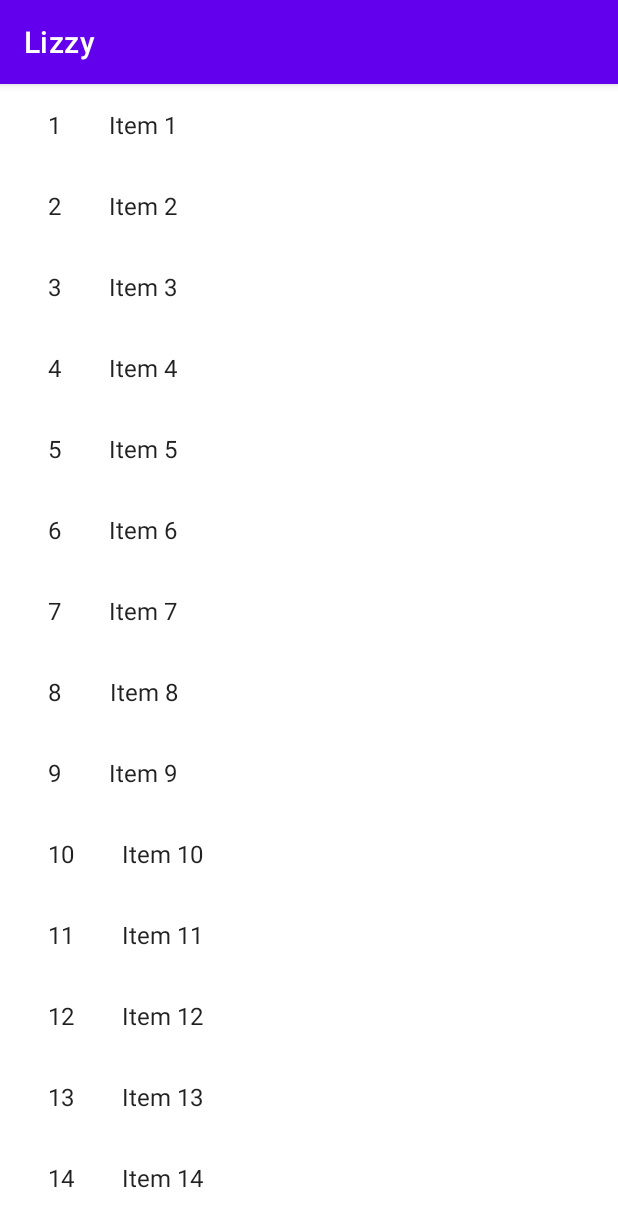
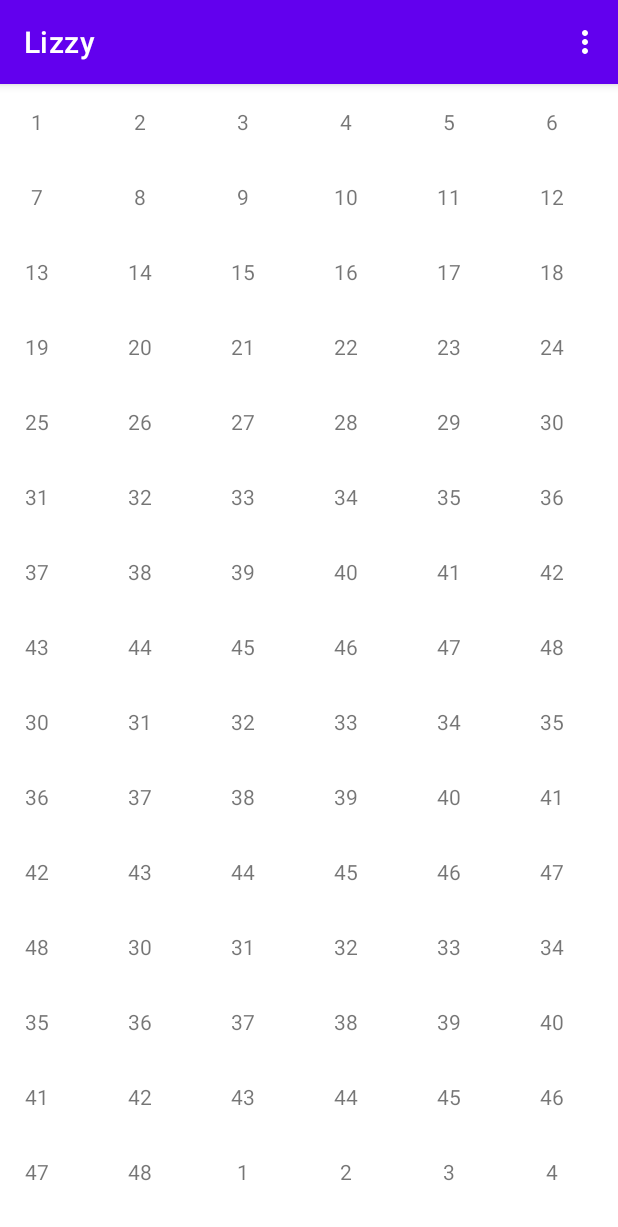
Before and after one commit to shibha/Lizzy, an Android app: the screen it shows after launch (StartActivity before the commit, MainActivity after it), on a phone screen of 412 x 824 dp. Shown: the top 1227 px of the screen. Run offline under Robolectric (Android 15) with nearby library versions, the phone set to English and light mode, and no system bars.

Commit message:
adding code

```diff
--- a/app/build.gradle
+++ b/app/build.gradle
@@ -8,7 +8,7 @@ android {
 
     defaultConfig {
         applicationId "com.lizzy"
-        minSdk 24
+        minSdk 33
         targetSdk 34
         versionCode 1
         versionName "1.0"
@@ -41,4 +41,7 @@ dependencies {
     testImplementation 'junit:junit:4.13.2'
     androidTestImplementation 'androidx.test.ext:junit:1.1.5'
     androidTestImplementation 'androidx.test.espresso:espresso-core:3.5.1'
+    implementation 'androidx.constraintlayout:constraintlayout:2.0.4'
+    // To use constraintlayout in compose
+
 }
--- a/app/src/main/AndroidManifest.xml
+++ b/app/src/main/AndroidManifest.xml
@@ -12,7 +12,7 @@
         android:supportsRtl="true"
         android:theme="@style/Theme.Lizzy"
         tools:targetApi="31" >
-    <activity android:name="com.lizzy.StartActivity"
+    <activity android:name="com.lizzy.MainActivity"
         android:exported="true">
         <intent-filter>
             <action android:name="android.intent.action.MAIN" />
--- a/app/src/main/java/com/lizzy/ItemFragment.java
+++ /dev/null
@@ -1,71 +0,0 @@
-package com.lizzy;
-
-import android.content.Context;
-import android.os.Bundle;
-
-import androidx.fragment.app.Fragment;
-import androidx.recyclerview.widget.GridLayoutManager;
-import androidx.recyclerview.widget.LinearLayoutManager;
-import androidx.recyclerview.widget.RecyclerView;
-
-import android.view.LayoutInflater;
-import android.view.View;
-import android.view.ViewGroup;
-
-import com.lizzy.placeholder.PlaceholderContent;
-
-/**
- * A fragment representing a list of Items.
- */
-public class ItemFragment extends Fragment {
-
-    // TODO: Customize parameter argument names
-    private static final String ARG_COLUMN_COUNT = "column-count";
-    // TODO: Customize parameters
-    private int mColumnCount = 1;
-
-    /**
-     * Mandatory empty constructor for the fragment manager to instantiate the
-     * fragment (e.g. upon screen orientation changes).
-     */
-    public ItemFragment() {
-    }
-
-    // TODO: Customize parameter initialization
-    @SuppressWarnings("unused")
-    public static ItemFragment newInstance(int columnCount) {
-        ItemFragment fragment = new ItemFragment();
-        Bundle args = new Bundle();
-        args.putInt(ARG_COLUMN_COUNT, columnCount);
-        fragment.setArguments(args);
-        return fragment;
-    }
-
-    @Override
-    public void onCreate(Bundle savedInstanceState) {
-        super.onCreate(savedInstanceState);
-
-        if (getArguments() != null) {
-            mColumnCount = getArguments().getInt(ARG_COLUMN_COUNT);
-        }
-    }
-
-    @Override
-    public View onCreateView(LayoutInflater inflater, ViewGroup container,
-                             Bundle savedInstanceState) {
-        View view = inflater.inflate(R.layout.fragment_item_list, container, false);
-
-        // Set the adapter
-        if (view instanceof RecyclerView) {
-            Context context = view.getContext();
-            RecyclerView recyclerView = (RecyclerView) view;
-            if (mColumnCount <= 1) {
-                recyclerView.setLayoutManager(new LinearLayoutManager(context));
-            } else {
-                recyclerView.setLayoutManager(new GridLayoutManager(context, mColumnCount));
-            }
-            recyclerView.setAdapter(new MyItemRecyclerViewAdapter(PlaceholderContent.ITEMS));
-        }
-        return view;
-    }
-}
--- /dev/null
+++ b/app/src/main/java/com/lizzy/MainActivity.java
@@ -0,0 +1,69 @@
+package com.lizzy;
+import android.os.Bundle;
+import android.view.Menu;
+import android.view.MenuItem;
+import android.view.View;
+
+import androidx.appcompat.app.AppCompatActivity;
+import androidx.recyclerview.widget.RecyclerView;
+
+public class MainActivity extends AppCompatActivity implements MyRecyclerViewAdapter.ItemClickListener {
+
+
+    public static final String TAG = "MainActivity";
+
+    MyRecyclerViewAdapter adapter;
+
+    @Override
+    protected void onCreate(Bundle savedInstanceState) {
+        super.onCreate(savedInstanceState);
+        setContentView(R.layout.activity_main);
+
+        if (savedInstanceState == null) {
+            String[] data = {"1", "2", "3", "4", "5", "6", "7", "8", "9", "10", "11", "12", "13", "14", "15", "16", "17", "18", "19", "20", "21", "22", "23", "24", "25", "26", "27", "28", "29", "30", "31", "32", "33", "34", "35", "36", "37", "38", "39", "40", "41", "42", "43", "44", "45", "46", "47", "48"
+                    ,"30", "31", "32", "33", "34", "35", "36", "37", "38", "39", "40", "41", "42", "43", "44", "45", "46", "47", "48",
+                    "30", "31", "32", "33", "34", "35", "36", "37", "38", "39", "40", "41", "42", "43", "44", "45", "46", "47", "48",
+                    "1", "2", "3", "4", "5", "6", "7", "8", "9", "10", "11", "12", "13", "14", "15", "16", "17", "18", "19", "20", "21", "22", "23", "24", "25", "26", "27", "28", "29", "30", "31", "32", "33", "34", "35", "36", "37", "38", "39", "40", "41", "42", "43", "44", "45", "46", "47", "48"
+                    ,"30", "31", "32", "33", "34", "35", "36", "37", "38", "39", "40", "41", "42", "43", "44", "45", "46", "47", "48",
+                    "30", "31", "32", "33", "34", "35", "36", "37", "38", "39", "40", "41", "42", "43", "44", "45", "46", "47", "48"};
+            RecyclerView recyclerView = findViewById(R.id.rvNumbers);
+
+            int numberOfColumns = 6;
+            androidx.recyclerview.widget.GridLayoutManager gridLayout = new androidx.recyclerview.widget.GridLayoutManager(this, numberOfColumns);
+
+            recyclerView.setLayoutManager(gridLayout);
+            adapter = new MyRecyclerViewAdapter(data);
+            adapter.setClickListener(this);
+            recyclerView.setAdapter(adapter);
+//            transaction.commit();
+        }
+    }
+
+    @Override
+    public boolean onCreateOptionsMenu(Menu menu) {
+        getMenuInflater().inflate(R.menu.main, menu);
+        return true;
+    }
+
+    @Override
+    public boolean onPrepareOptionsMenu(Menu menu) {
+
+        return super.onPrepareOptionsMenu(menu);
+    }
+
+    @Override
+    public boolean onOptionsItemSelected(MenuItem item) {
+
+        return super.onOptionsItemSelected(item);
+    }
+
+    @Override
+    public void onItemClick(View view, int position) {
+
+    }
+
+    @Override
+    public void onPointerCaptureChanged(boolean hasCapture) {
+        super.onPointerCaptureChanged(hasCapture);
+    }
+}
--- a/app/src/main/java/com/lizzy/MyItemRecyclerViewAdapter.java
+++ /dev/null
@@ -1,62 +0,0 @@
-package com.lizzy;
-
-import androidx.recyclerview.widget.RecyclerView;
-
-import android.view.LayoutInflater;
-import android.view.View;
-import android.view.ViewGroup;
-import android.widget.TextView;
-
-import com.lizzy.placeholder.PlaceholderContent.PlaceholderItem;
-import com.lizzy.databinding.FragmentItemBinding;
-
-import java.util.List;
-
-/**
- * {@link RecyclerView.Adapter} that can display a {@link PlaceholderItem}.
- * TODO: Replace the implementation with code for your data type.
- */
-public class MyItemRecyclerViewAdapter extends RecyclerView.Adapter<MyItemRecyclerViewAdapter.ViewHolder> {
-
-    private final List<PlaceholderItem> mValues;
-
-    public MyItemRecyclerViewAdapter(List<PlaceholderItem> items) {
-        mValues = items;
-    }
-
-    @Override
-    public ViewHolder onCreateViewHolder(ViewGroup parent, int viewType) {
-
-        return new ViewHolder(FragmentItemBinding.inflate(LayoutInflater.from(parent.getContext()), parent, false));
-
-    }
-
-    @Override
-    public void onBindViewHolder(final ViewHolder holder, int position) {
-        holder.mItem = mValues.get(position);
-        holder.mIdView.setText(mValues.get(position).id);
-        holder.mContentView.setText(mValues.get(position).content);
-    }
-
-    @Override
-    public int getItemCount() {
-        return mValues.size();
-    }
-
-    public class ViewHolder extends RecyclerView.ViewHolder {
-        public final TextView mIdView;
-        public final TextView mContentView;
-        public PlaceholderItem mItem;
-
-        public ViewHolder(FragmentItemBinding binding) {
-            super(binding.getRoot());
-            mIdView = binding.itemNumber;
-            mContentView = binding.content;
-        }
-
-        @Override
-        public String toString() {
-            return super.toString() + " '" + mContentView.getText() + "'";
-        }
-    }
-}
--- /dev/null
+++ b/app/src/main/java/com/lizzy/MyRecyclerViewAdapter.java
@@ -0,0 +1,76 @@
+package com.lizzy;
+
+import android.content.Context;
+import android.view.LayoutInflater;
+import android.view.View;
+import android.view.ViewGroup;
+import android.widget.TextView;
+
+import androidx.annotation.NonNull;
+import androidx.recyclerview.widget.RecyclerView;
+
+public class MyRecyclerViewAdapter extends RecyclerView.Adapter<MyRecyclerViewAdapter.ViewHolder> {
+
+    private String[] mData;
+    private LayoutInflater mInflater;
+    private ItemClickListener mClickListener;
+
+    // data is passed into the constructor
+    MyRecyclerViewAdapter(String[] data) {
+        this.mData = data;
+    }
+
+    // inflates the cell layout from xml when needed
+    @Override
+    @NonNull
+    public ViewHolder onCreateViewHolder(@NonNull ViewGroup parent, int viewType) {
+        View view = LayoutInflater.from(parent.getContext())
+                .inflate(R.layout.recyclerview_item, parent, false);
+
+        return new ViewHolder(view);
+    }
+
+    // binds the data to the TextView in each cell
+    @Override
+    public void onBindViewHolder(@NonNull ViewHolder holder, int position) {
+        holder.myTextView.setText(mData[position]);
+    }
+
+    // total number of cells
+    @Override
+    public int getItemCount() {
+        return mData.length;
+    }
+
+
+    // stores and recycles views as they are scrolled off screen
+    public class ViewHolder extends RecyclerView.ViewHolder implements View.OnClickListener {
+        TextView myTextView;
+
+        ViewHolder(View itemView) {
+            super(itemView);
+            myTextView = itemView.findViewById(R.id.info_text);
+            itemView.setOnClickListener(this);
+        }
+
+        @Override
+        public void onClick(View view) {
+            if (mClickListener != null) mClickListener.onItemClick(view, getAdapterPosition());
+        }
+    }
+
+    // convenience method for getting data at click position
+    String getItem(int id) {
+        return mData[id];
+    }
+
+    // allows clicks events to be caught
+    void setClickListener(ItemClickListener itemClickListener) {
+        this.mClickListener = itemClickListener;
+    }
+
+    // parent activity will implement this method to respond to click events
+    public interface ItemClickListener {
+        void onItemClick(View view, int position);
+    }
+}
--- a/app/src/main/java/com/lizzy/StartActivity.java
+++ /dev/null
@@ -1,21 +0,0 @@
-package com.lizzy;
-
-import android.os.Bundle;
-
-import androidx.appcompat.app.AppCompatActivity;
-
-public class StartActivity extends AppCompatActivity {
-    public StartActivity() {
-        super(R.layout.start_activity);
-    }
-    @Override
-    protected void onCreate(Bundle savedInstanceState) {
-        super.onCreate(savedInstanceState);
-        if (savedInstanceState == null) {
-            getSupportFragmentManager().beginTransaction()
-                    .setReorderingAllowed(true)
-                    .add(R.id.fragment_container_view, ItemFragment.class, null)
-                    .commit();
-        }
-    }
-}
--- a/app/src/main/java/com/lizzy/placeholder/PlaceholderContent.java
+++ /dev/null
@@ -1,72 +0,0 @@
-package com.lizzy.placeholder;
-
-import java.util.ArrayList;
-import java.util.HashMap;
-import java.util.List;
-import java.util.Map;
-
-/**
- * Helper class for providing sample content for user interfaces created by
- * Android template wizards.
- * <p>
- * TODO: Replace all uses of this class before publishing your app.
- */
-public class PlaceholderContent {
-
-    /**
-     * An array of sample (placeholder) items.
-     */
-    public static final List<PlaceholderItem> ITEMS = new ArrayList<PlaceholderItem>();
-
-    /**
-     * A map of sample (placeholder) items, by ID.
-     */
-    public static final Map<String, PlaceholderItem> ITEM_MAP = new HashMap<String, PlaceholderItem>();
-
-    private static final int COUNT = 25;
-
-    static {
-        // Add some sample items.
-        for (int i = 1; i <= COUNT; i++) {
-            addItem(createPlaceholderItem(i));
-        }
-    }
-
-    private static void addItem(PlaceholderItem item) {
-        ITEMS.add(item);
-        ITEM_MAP.put(item.id, item);
-    }
-
-    private static PlaceholderItem createPlaceholderItem(int position) {
-        return new PlaceholderItem(String.valueOf(position), "Item " + position, makeDetails(position));
-    }
-
-    private static String makeDetails(int position) {
-        StringBuilder builder = new StringBuilder();
-        builder.append("Details about Item: ").append(position);
-        for (int i = 0; i < position; i++) {
-            builder.append("\nMore details information here.");
-        }
-        return builder.toString();
-    }
-
-    /**
-     * A placeholder item representing a piece of content.
-     */
-    public static class PlaceholderItem {
-        public final String id;
-        public final String content;
-        public final String details;
-
-        public PlaceholderItem(String id, String content, String details) {
-            this.id = id;
-            this.content = content;
-            this.details = details;
-        }
-
-        @Override
-        public String toString() {
-            return content;
-        }
-    }
-}
--- /dev/null
+++ b/app/src/main/res/layout/activity_main.xml
@@ -0,0 +1,15 @@
+<?xml version="1.0" encoding="utf-8"?>
+<androidx.constraintlayout.widget.ConstraintLayout
+    xmlns:android="http://schemas.android.com/apk/res/android"
+    xmlns:app="http://schemas.android.com/apk/res-auto"
+    xmlns:tools="http://schemas.android.com/tools"
+    android:layout_width="match_parent"
+    android:layout_height="match_parent"
+    tools:context=".MainActivity">
+
+    <androidx.recyclerview.widget.RecyclerView
+        android:id="@+id/rvNumbers"
+        android:layout_width="match_parent"
+        android:layout_height="match_parent"/>
+
+</androidx.constraintlayout.widget.ConstraintLayout>
--- a/app/src/main/res/layout/fragment_item.xml
+++ /dev/null
@@ -1,20 +0,0 @@
-<?xml version="1.0" encoding="utf-8"?>
-<LinearLayout xmlns:android="http://schemas.android.com/apk/res/android"
-    android:layout_width="wrap_content"
-    android:layout_height="wrap_content"
-    android:orientation="horizontal">
-
-    <TextView
-        android:id="@+id/item_number"
-        android:layout_width="wrap_content"
-        android:layout_height="wrap_content"
-        android:layout_margin="@dimen/text_margin"
-        android:textAppearance="?attr/textAppearanceListItem" />
-
-    <TextView
-        android:id="@+id/content"
-        android:layout_width="wrap_content"
-        android:layout_height="wrap_content"
-        android:layout_margin="@dimen/text_margin"
-        android:textAppearance="?attr/textAppearanceListItem" />
-</LinearLayout>
--- a/app/src/main/res/layout/fragment_item_list.xml
+++ /dev/null
@@ -1,13 +0,0 @@
-<?xml version="1.0" encoding="utf-8"?>
-<androidx.recyclerview.widget.RecyclerView xmlns:android="http://schemas.android.com/apk/res/android"
-    xmlns:app="http://schemas.android.com/apk/res-auto"
-    xmlns:tools="http://schemas.android.com/tools"
-    android:id="@+id/list"
-    android:name="com.lizzy.ItemFragment"
-    android:layout_width="match_parent"
-    android:layout_height="match_parent"
-    android:layout_marginLeft="16dp"
-    android:layout_marginRight="16dp"
-    app:layoutManager="LinearLayoutManager"
-    tools:context=".ItemFragment"
-    tools:listitem="@layout/fragment_item" />
--- /dev/null
+++ b/app/src/main/res/layout/recyclerview_item.xml
@@ -0,0 +1,16 @@
+<?xml version="1.0" encoding="utf-8"?>
+<LinearLayout
+    xmlns:android="http://schemas.android.com/apk/res/android"
+    android:orientation="horizontal"
+    android:padding="5dp"
+    android:layout_width="50dp"
+    android:layout_height="50dp">
+
+    <TextView
+        android:id="@+id/info_text"
+        android:layout_width="match_parent"
+        android:layout_height="match_parent"
+        android:gravity="center"
+        android:background="@color/cardview_light_background"/>
+
+</LinearLayout>
--- a/app/src/main/res/layout/start_activity.xml
+++ /dev/null
@@ -1,10 +0,0 @@
-<?xml version="1.0" encoding="utf-8"?>
-<androidx.constraintlayout.widget.ConstraintLayout xmlns:android="http://schemas.android.com/apk/res/android"
-    android:layout_width="match_parent"
-    android:layout_height="match_parent">
-    <androidx.fragment.app.FragmentContainerView
-        xmlns:android="http://schemas.android.com/apk/res/android"
-        android:id="@+id/fragment_container_view"
-        android:layout_width="match_parent"
-        android:layout_height="match_parent" />
-</androidx.constraintlayout.widget.ConstraintLayout>
--- /dev/null
+++ b/app/src/main/res/menu/main.xml
@@ -0,0 +1,8 @@
+<?xml version="1.0" encoding="utf-8"?>
+<menu xmlns:android="http://schemas.android.com/apk/res/android"
+    xmlns:tools="http://schemas.android.com/tools"
+    tools:ignore="AppCompatResource">
+    <item android:id="@+id/menu_toggle_log"
+        android:showAsAction="always"
+        android:title="TITLE" />
+</menu>
--- /dev/null
+++ b/app/src/main/res/values-sw600dp/template-styles.xml
@@ -0,0 +1,23 @@
+<?xml version="1.0" encoding="utf-8"?>
+<resources>
+    <style name="Theme.Base" parent="android:Theme.Light" />
+
+    <style name="Theme.Sample" parent="Theme.Base" />
+
+    <style name="AppTheme" parent="Theme.Sample" />
+    <!-- Widget styling -->
+
+    <style name="Widget" />
+
+    <style name="Widget.SampleMessage">
+        <item name="android:textAppearance">?android:textAppearanceMedium</item>
+        <item name="android:lineSpacingMultiplier">1.1</item>
+    </style>
+
+    <style name="Widget.SampleMessageTile">
+        <item name="android:background">#7F000000</item>
+        <item name="android:shadowColor">#7F000000</item>
+        <item name="android:shadowDy">-3.5</item>
+        <item name="android:shadowRadius">2</item>
+    </style>
+</resources>
--- a/app/src/main/res/values/dimens.xml
+++ b/app/src/main/res/values/dimens.xml
@@ -1,4 +1,13 @@
 <?xml version="1.0" encoding="utf-8"?>
 <resources>
     <dimen name="text_margin">16dp</dimen>
+    <dimen name="list_item_height">72dp</dimen>
+    <dimen name="margin_tiny">4dp</dimen>
+    <dimen name="margin_small">8dp</dimen>
+    <dimen name="margin_medium">16dp</dimen>
+    <dimen name="margin_large">32dp</dimen>
+    <dimen name="margin_huge">64dp</dimen>
+    <dimen name="horizontal_page_margin">@dimen/margin_medium</dimen>
+    <dimen name="vertical_page_margin">@dimen/margin_medium</dimen>
+
 </resources>
--- a/app/src/main/res/values/strings.xml
+++ b/app/src/main/res/values/strings.xml
@@ -1,3 +1,6 @@
 <resources>
     <string name="app_name">Lizzy</string>
+    <string name="element_text">Element</string>
+    <string name="grid_layout_manager">Grid Layout Manager</string>
+    <string name="linear_layout_manager">Linear Layout Manager</string>
 </resources>
--- a/gradle.properties
+++ b/gradle.properties
@@ -19,3 +19,4 @@ android.useAndroidX=true
 # resources declared in the library itself and none from the library's dependencies,
 # thereby reducing the size of the R class for that library
 android.nonTransitiveRClass=true
+android.enableJetifier=true
```
